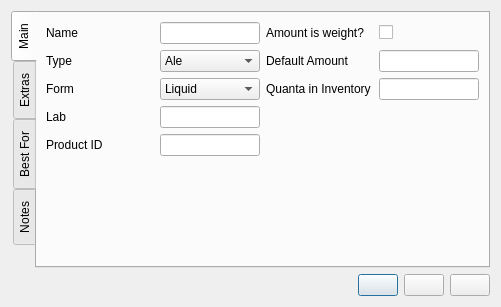
Above: ui/yeastEditor.ui from Brewken/brewken before the change. Below: the same form after it.
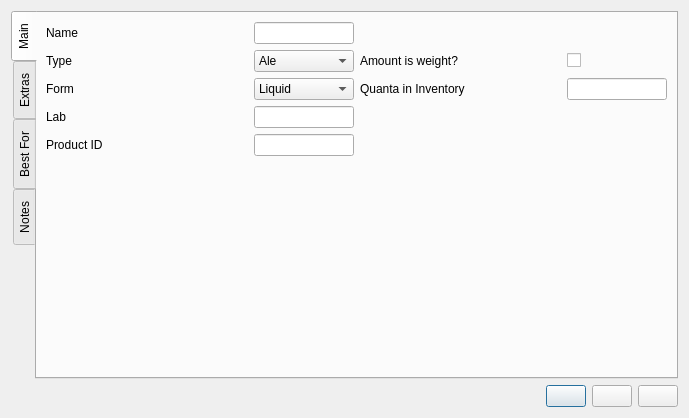
That is the form after the change. Icons and pictures are not drawn. Custom widgets are drawn as their Qt base class.

Commit message: Remove Default Amount field from several editors

```diff
--- a/ui/yeastEditor.ui
+++ b/ui/yeastEditor.ui
@@ -6,8 +6,8 @@
    <rect>
     <x>0</x>
     <y>0</y>
-    <width>501</width>
-    <height>307</height>
+    <width>689</width>
+    <height>418</height>
    </rect>
   </property>
   <property name="windowTitle">
@@ -253,7 +253,7 @@
          </property>
         </widget>
        </item>
-       <item row="0" column="2">
+       <item row="1" column="2">
         <widget class="QLabel" name="label_amountIsWeight">
          <property name="sizePolicy">
           <sizepolicy hsizetype="Expanding" vsizetype="Preferred">
@@ -269,7 +269,7 @@
          </property>
         </widget>
        </item>
-       <item row="0" column="3">
+       <item row="1" column="3">
         <widget class="QCheckBox" name="checkBox_amountIsWeight">
          <property name="sizePolicy">
           <sizepolicy hsizetype="Preferred" vsizetype="Fixed">
@@ -285,41 +285,6 @@
          </property>
         </widget>
        </item>
-       <item row="1" column="2">
-        <widget class="BtMixedLabel" name="label_amount">
-         <property name="contextMenuPolicy">
-          <enum>Qt::CustomContextMenu</enum>
-         </property>
-         <property name="text">
-          <string>Default Amount</string>
-         </property>
-         <property name="buddy">
-          <cstring>lineEdit_amount</cstring>
-         </property>
-        </widget>
-       </item>
-       <item row="1" column="3">
-        <widget class="BtMixedEdit" name="lineEdit_amount">
-         <property name="sizePolicy">
-          <sizepolicy hsizetype="Maximum" vsizetype="Fixed">
-           <horstretch>0</horstretch>
-           <verstretch>0</verstretch>
-          </sizepolicy>
-         </property>
-         <property name="maximumSize">
-          <size>
-           <width>100</width>
-           <height>16777215</height>
-          </size>
-         </property>
-         <property name="toolTip">
-          <string>Amount</string>
-         </property>
-         <property name="editField" stdset="0">
-          <string notr="true">amount</string>
-         </property>
-        </widget>
-       </item>
       </layout>
      </widget>
      <widget class="QWidget" name="tab_extra">
@@ -676,23 +641,6 @@
     <signal>labelChanged(Unit::unitDisplay,Unit::unitScale)</signal>
    </slots>
   </customwidget>
-  <customwidget>
-   <class>BtMixedLabel</class>
-   <extends>QLabel</extends>
-   <header>BtLabel.h</header>
-   <slots>
-    <signal>labelChanged(Unit::unitDisplay,Unit::unitScale)</signal>
-   </slots>
-  </customwidget>
-  <customwidget>
-   <class>BtMixedEdit</class>
-   <extends>QLineEdit</extends>
-   <header>BtLineEdit.h</header>
-   <slots>
-    <slot>lineChanged(Unit::unitDisplay,Unit::unitScale)</slot>
-    <slot>setIsWeight(bool)</slot>
-   </slots>
-  </customwidget>
   <customwidget>
    <class>BtStringEdit</class>
    <extends>QLineEdit</extends>
```
Left out of the diff: 34 changed lines with no effect on the pictures. The commit also changes 7 other files.
